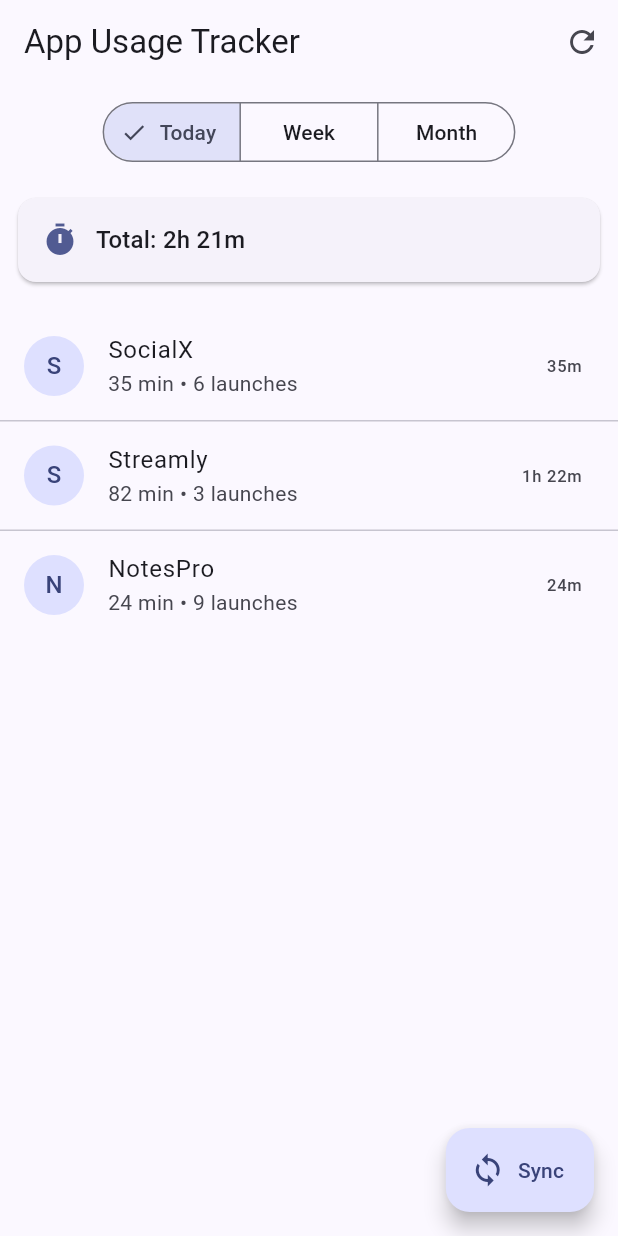
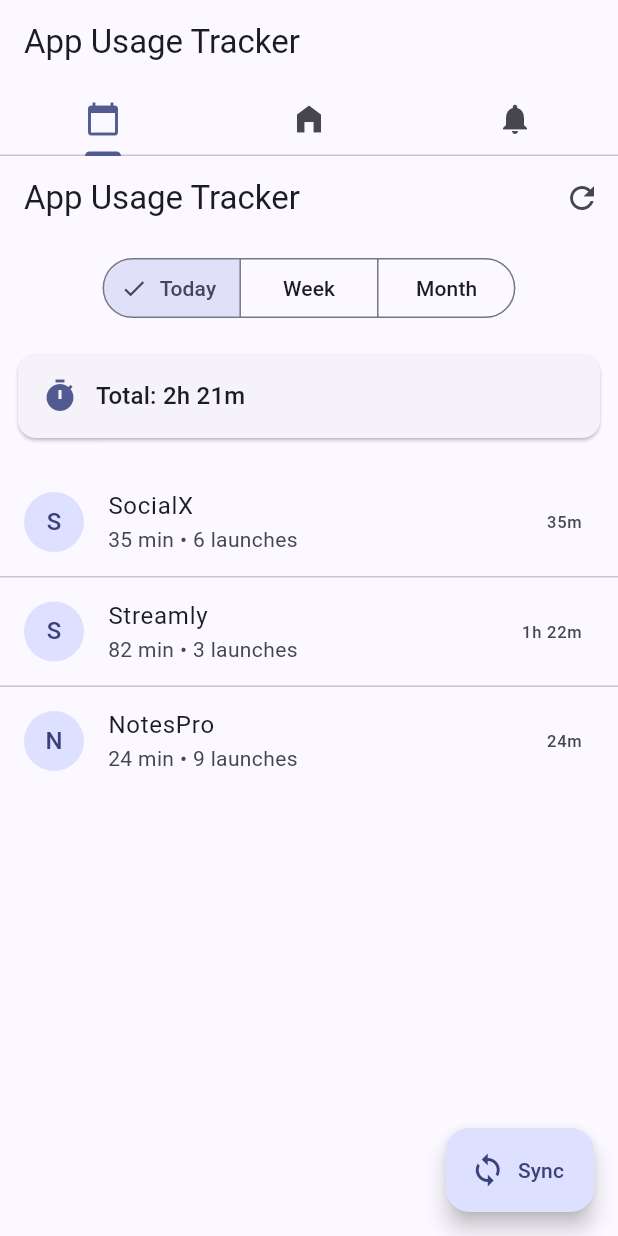
Before and after one commit to Alcess/AppUsageTracker, a Flutter app: the screen it shows after launch, on a phone screen of 412 x 824 dp. Run offline on Flutter 3.47's test engine with Material 3 defaults, Android fonts, the light colour scheme and no system bars.

Commit message:
Add tabs

```diff
--- a/lib/main.dart
+++ b/lib/main.dart
@@ -17,7 +17,25 @@ class MyApp extends StatelessWidget {
         colorScheme: ColorScheme.fromSeed(seedColor: Colors.indigo),
         useMaterial3: true,
       ),
-      home: const HomeScreen(),
+      home: DefaultTabController(length: 3, child: Scaffold(
+        appBar: AppBar(
+          title: const Text('App Usage Tracker'),
+          bottom: const TabBar(
+            tabs: [
+              Tab(icon: Icon(Icons.calendar_today)),
+              Tab(icon: Icon(Icons.home_filled)),
+              Tab(icon: Icon(Icons.notifications)),
+            ],
+          ),
+        ),
+        body: const TabBarView(
+          children: [
+            HomeScreen(),
+            Icon(Icons.home_filled),
+            Icon(Icons.notifications),
+          ],
+        ),
+      )),
     );
   }
 }
```
